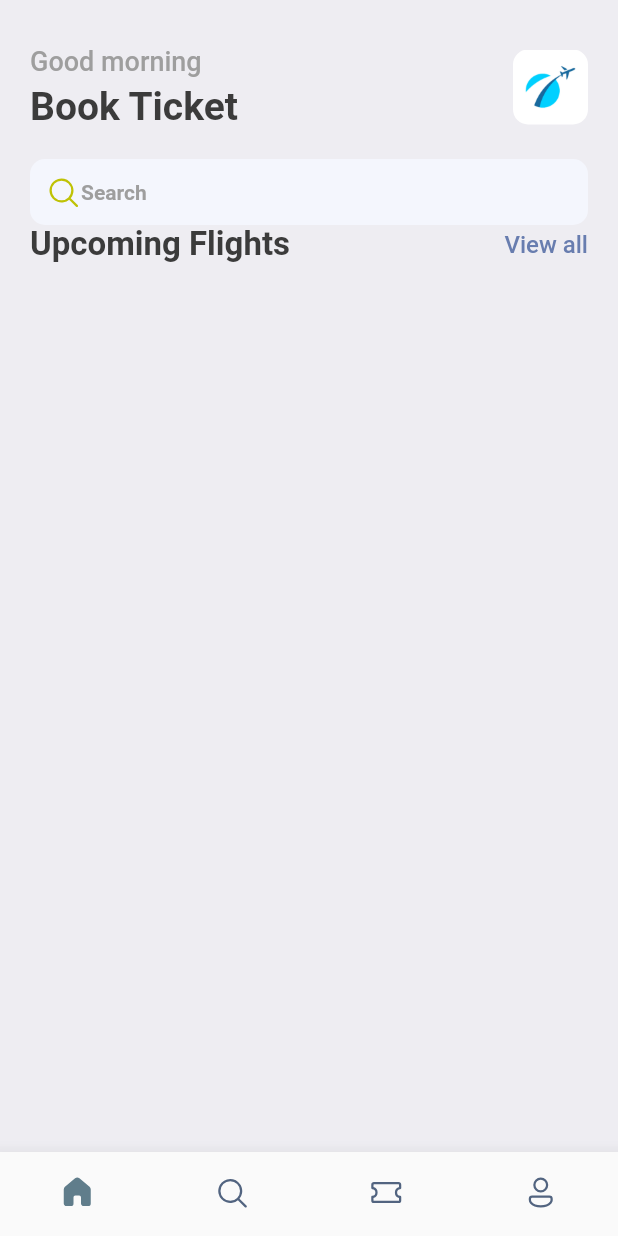
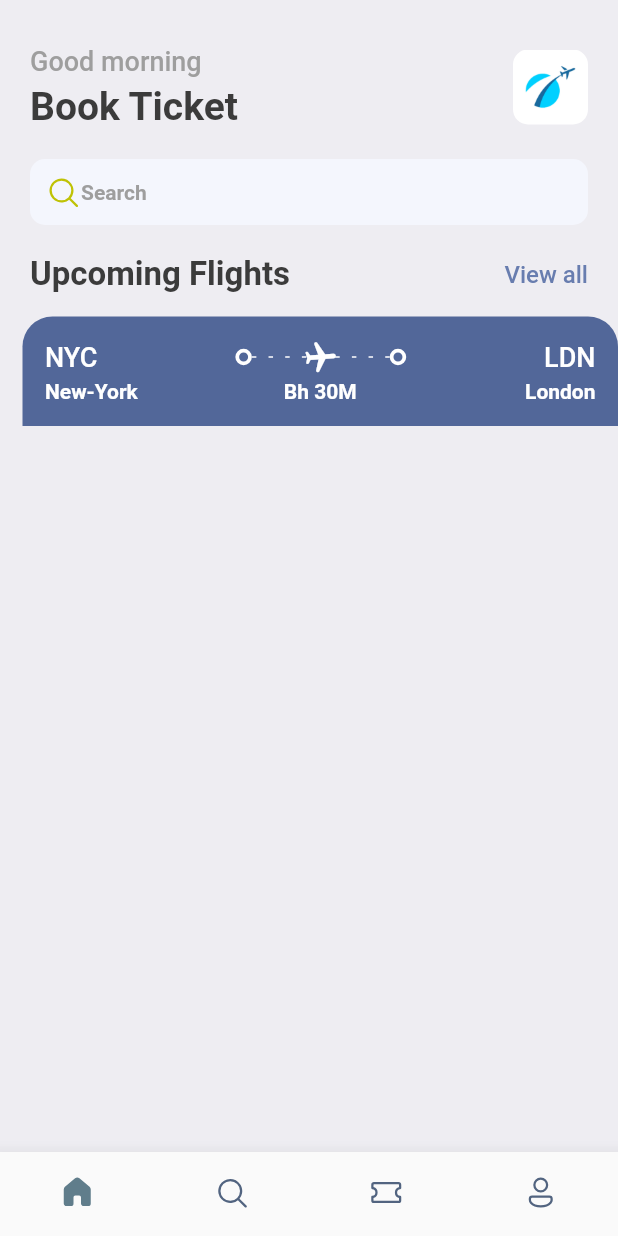
Before and after one commit to med-bs/booktickets, a Flutter app: the screen it shows after launch, on a phone screen of 412 x 824 dp. Run offline on Flutter 3.47's test engine with Material 2 defaults, Android fonts, the phone set to English and light mode, and no system bars; our stand-ins replace fluentui_icons, gap.

Commit message:
ticket view top v1

```diff
--- a/lib/screens/home_screen.dart
+++ b/lib/screens/home_screen.dart
@@ -1,3 +1,4 @@
+import 'package:booktickets/screens/ticket_view.dart';
 import 'package:booktickets/utils/app_styles.dart';
 import 'package:fluentui_icons/fluentui_icons.dart';
 import 'package:flutter/material.dart';
@@ -55,6 +56,7 @@ class HomeScreen extends StatelessWidget {
                     ],
                   ),
                 ),
+                const Gap(20),
                 Row(
                   mainAxisAlignment: MainAxisAlignment.spaceBetween,
                   children: [
@@ -67,6 +69,8 @@ class HomeScreen extends StatelessWidget {
               ],
             ),
           ),
+          const Gap(15),
+          const TicketView(),
         ],
       ),
     );
--- /dev/null
+++ b/lib/screens/ticket_view.dart
@@ -0,0 +1,116 @@
+import 'package:booktickets/utils/app_layout.dart';
+import 'package:booktickets/utils/app_styles.dart';
+import 'package:booktickets/widget/ticket_container.dart';
+import 'package:flutter/material.dart';
+import 'package:gap/gap.dart';
+
+class TicketView extends StatelessWidget {
+  const TicketView({Key? key}) : super(key: key);
+
+  @override
+  Widget build(BuildContext context) {
+    final size = AppLayout.getSize(context);
+    return SizedBox(
+      width: size.width,
+      height: 200,
+      child: Container(
+        margin: const EdgeInsets.only(left: 15),
+        child: Column(
+          children: [
+            Container(
+              decoration: const BoxDecoration(
+                color: Color(0xFF526799),
+                borderRadius: BorderRadius.only(
+                    topRight: Radius.circular(20),
+                    topLeft: Radius.circular(20)),
+              ),
+              padding: const EdgeInsets.all(15),
+              child: Column(
+                children: [
+                  Row(
+                    children: [
+                      Text(
+                        "NYC",
+                        style:
+                            Styles.headLineStyle3.copyWith(color: Colors.white),
+                      ),
+                      const Spacer(),
+                      const TicketContainer(),
+                      Expanded(
+                          child: Stack(children: [
+                        SizedBox(
+                          height: 24,
+                          child: LayoutBuilder(
+                            builder: (BuildContext context,
+                                BoxConstraints constraints) {
+                              return Flex(
+                                direction: Axis.horizontal,
+                                mainAxisAlignment:
+                                    MainAxisAlignment.spaceBetween,
+                                children: List.generate(
+                                  (constraints.constrainWidth() / 10).floor(),
+                                  (index) => const SizedBox(
+                                    width: 3,
+                                    height: 1,
+                                    child: DecoratedBox(
+                                      decoration:
+                                          BoxDecoration(color: Colors.white),
+                                    ),
+                                  ),
+                                ),
+                              );
+                            },
+                          ),
+                        ),
+                        Center(
+                          child: Transform.rotate(
+                            angle: 1.5,
+                            child: const Icon(
+                              Icons.local_airport_rounded,
+                              color: Colors.white,
+                            ),
+                          ),
+                        ),
+                      ])),
+                      const TicketContainer(),
+                      const Spacer(),
+                      Text(
+                        "LDN",
+                        style:
+                            Styles.headLineStyle3.copyWith(color: Colors.white),
+                      ),
+                    ],
+                  ),
+                  const Gap(3),
+                  Row(
+                    mainAxisAlignment: MainAxisAlignment.spaceBetween,
+                    children: [
+                      SizedBox(
+                        width: 100,
+                        child: Text(
+                          'New-York',
+                          style: Styles.headLineStyle4
+                              .copyWith(color: Colors.white),
+                        ),
+                      ),
+                      Text("Bh 30M",style: Styles.headLineStyle4.copyWith(color: Colors.white),),
+                      SizedBox(
+                        width: 100,
+                        child: Text(
+                          'London',
+                          textAlign: TextAlign.end,
+                          style: Styles.headLineStyle4
+                              .copyWith(color: Colors.white),
+                        ),
+                      ),
+                    ],
+                  ),
+                ],
+              ),
+            ),
+          ],
+        ),
+      ),
+    );
+  }
+}
--- /dev/null
+++ b/lib/utils/app_layout.dart
@@ -0,0 +1,7 @@
+import 'package:flutter/material.dart';
+
+class AppLayout{
+  static getSize(BuildContext context){
+    return MediaQuery.of(context).size;
+  }
+}
--- /dev/null
+++ b/lib/widget/ticket_container.dart
@@ -0,0 +1,16 @@
+import 'package:flutter/material.dart';
+
+class TicketContainer extends StatelessWidget {
+  const TicketContainer({Key? key}) : super(key: key);
+
+  @override
+  Widget build(BuildContext context) {
+    return Container(
+      padding: const EdgeInsets.all(3),
+      decoration: BoxDecoration(
+        borderRadius: BorderRadius.circular(20),
+        border: Border.all(width: 2.5,color: Colors.white),
+      ),
+    );
+  }
+}
```
